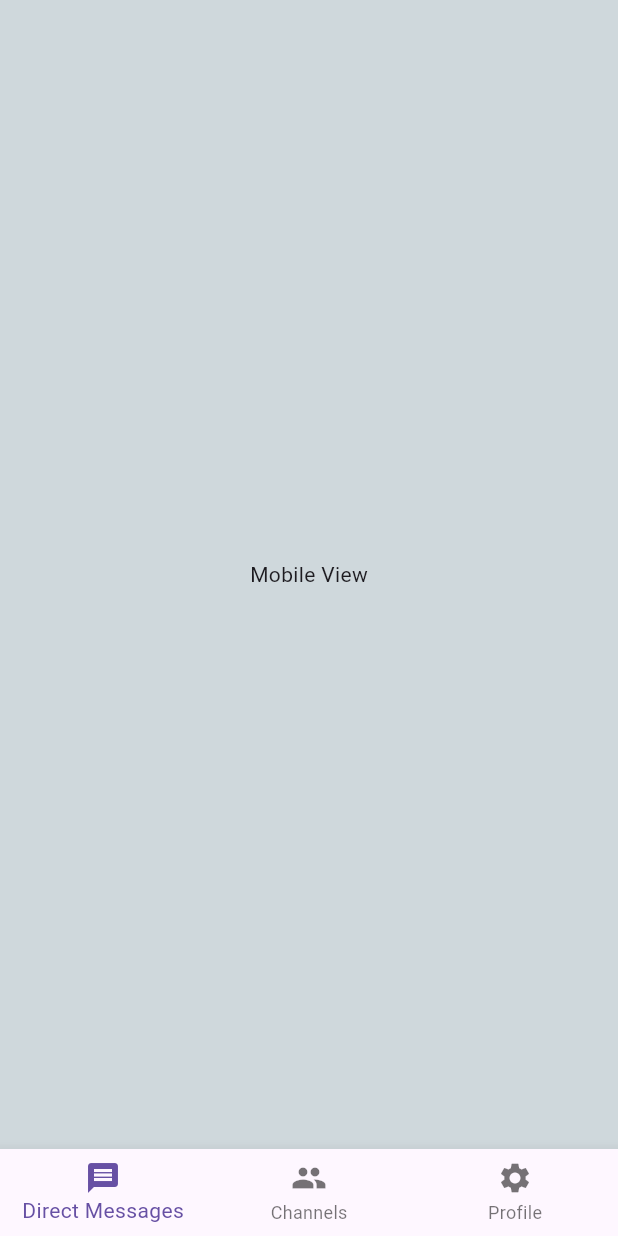
After one commit to zmisson424/squad, a Flutter app: the screen it shows after launch, on a phone screen of 412 x 824 dp. The commit adds this screen. Run offline on Flutter 3.47's test engine with Material 2 defaults, Android fonts, the phone set to English and light mode, and no system bars; generated files the repository leaves out were written again.

Commit message:
started mobile layout for platform

```diff
--- a/lib/l10n/app_en.arb
+++ b/lib/l10n/app_en.arb
@@ -4,7 +4,9 @@
       "description": "Platform name for application"
     },
     "channels": "Channels",
-    "personalMessages": "Personal Messages",
+    "personalMessages": "Direct Messages",
     "emptyChat": "Send a message to get this conversation started.",
-    "emptyMessageHint": "Type a message"
+    "emptyMessageHint": "Type a message",
+    "settings": "Settings",
+    "profile": "Profile"
 }
--- a/lib/views/home/home.dart
+++ b/lib/views/home/home.dart
@@ -1 +1,3 @@
 export 'view/home_view.dart';
+export 'view/desktop_home_view.dart';
+export 'view/mobile_home_view.dart';
--- a/lib/views/home/view/home_view.dart
+++ b/lib/views/home/view/home_view.dart
@@ -3,6 +3,8 @@ import 'package:squad/constants/constraints.dart';
 import 'package:squad/views/app_bars/views/desktop_app_bar.dart';
 import 'package:squad/views/chat/chat.dart';
 import 'package:squad/views/drawers/views/desktop_drawer.dart';
+import 'package:squad/views/home/view/desktop_home_view.dart';
+import 'package:squad/views/home/view/mobile_home_view.dart';
 
 class HomeView extends StatefulWidget {
   const HomeView({Key? key}) : super(key: key);
@@ -14,46 +16,16 @@ class HomeView extends StatefulWidget {
 class _HomeViewState extends State<HomeView> {
   @override
   Widget build(BuildContext context) {
-    return Scaffold(body: LayoutBuilder(
+    return LayoutBuilder(
       builder: (BuildContext context, BoxConstraints constraints) {
+        // Mobile Layout
         if (constraints.maxWidth < moblieBreakPoint) {
-          // This will be mobile view
-          return const SizedBox(
-            width: double.infinity,
-            height: double.infinity,
-            child: Center(
-              child: Text('Mobile View'),
-            ),
-          );
+          return const MobileHomeView();
         }
 
-        // Else return Desktop / Tablet View
-
-        return SizedBox(
-          width: double.infinity,
-          height: double.infinity,
-          child: Row(
-            children: [
-              const DesktopDrawer(),
-              Expanded(
-                child: SizedBox(
-                  width: double.infinity,
-                  height: double.infinity,
-                  child: Column(
-                    mainAxisSize: MainAxisSize.max,
-                    children: const [
-                      DesktopAppBar(),
-                      Expanded(
-                        child: ChatDisplay(),
-                      ),
-                    ],
-                  ),
-                ),
-              ),
-            ],
-          ),
-        );
+        // Desktop / Tablet Layout
+        return const DesktopHomeView();
       },
-    ));
+    );
   }
 }
--- /dev/null
+++ b/lib/views/home/view/mobile_home_view.dart
@@ -0,0 +1,44 @@
+import 'package:flutter/material.dart';
+import 'package:flutter_gen/gen_l10n/app_localizations.dart';
+
+class MobileHomeView extends StatelessWidget {
+  const MobileHomeView({Key? key}) : super(key: key);
+
+  @override
+  Widget build(BuildContext context) {
+    return Scaffold(
+      body: SafeArea(
+        child: Container(
+          width: double.infinity,
+          height: double.infinity,
+          alignment: Alignment.center,
+          child: const Text(
+            'Mobile View',
+          ),
+        ),
+      ),
+      bottomNavigationBar: BottomNavigationBar(
+        items: [
+          BottomNavigationBarItem(
+            icon: const Icon(
+              Icons.message,
+            ),
+            label: AppLocalizations.of(context)!.personalMessages,
+          ),
+          BottomNavigationBarItem(
+            icon: const Icon(
+              Icons.group,
+            ),
+            label: AppLocalizations.of(context)!.channels,
+          ),
+          BottomNavigationBarItem(
+            icon: const Icon(
+              Icons.settings,
+            ),
+            label: AppLocalizations.of(context)!.profile,
+          ),
+        ],
+      ),
+    );
+  }
+}
```
Also changed, not shown: lib/views/home/view/desktop_home_view.dart (added, +37 -0 lines).
